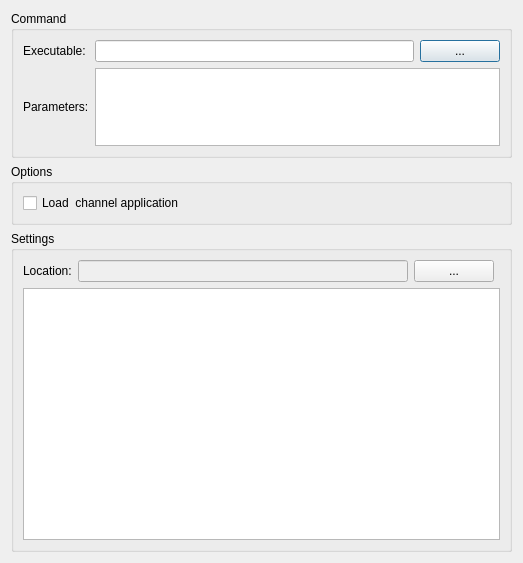
TeleMidia/ginga-2010-2015-gui, file desktopGUI/forms/qnplrunform.ui: the form before one commit.
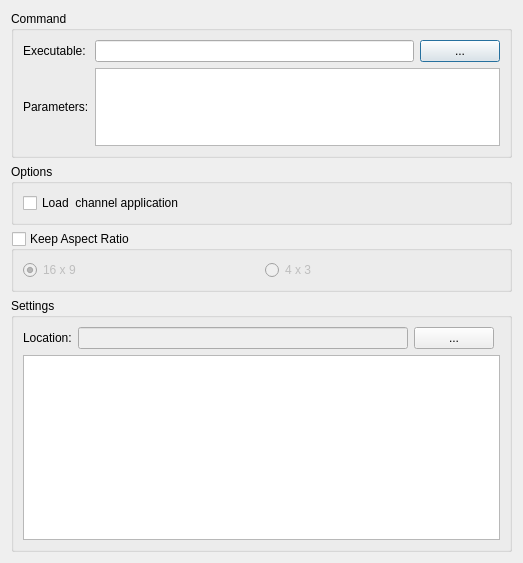
The form after the commit.

Commit message:
RunPlugin: add "keep aspect ratio" feature.
	modified:   ../desktopGUI/forms/qnplrunform.ui
	modified:   ../desktopGUI/include/util.h
	modified:   ../desktopGUI/src/qnplview.cpp
	modified:   ../desktopGUI/src/util.cpp
	modified:   include/runviewplugin.h
	modified:   src/configdialog.cpp
	modified:   src/runviewplugin.cpp

What changed in the file:
```diff
--- a/desktopGUI/forms/qnplrunform.ui
+++ b/desktopGUI/forms/qnplrunform.ui
@@ -92,9 +92,45 @@
      </property>
      <layout class="QHBoxLayout" name="horizontalLayout">
       <item>
-       <widget class="QCheckBox" name="checkBox">
+       <layout class="QVBoxLayout" name="verticalLayout_2">
+        <item>
+         <widget class="QCheckBox" name="checkBox">
+          <property name="text">
+           <string>Load  channel application</string>
+          </property>
+         </widget>
+        </item>
+       </layout>
+      </item>
+     </layout>
+    </widget>
+   </item>
+   <item>
+    <widget class="QGroupBox" name="aspectRatioGroupBox">
+     <property name="title">
+      <string>Keep Aspect Ratio</string>
+     </property>
+     <property name="checkable">
+      <bool>true</bool>
+     </property>
+     <property name="checked">
+      <bool>false</bool>
+     </property>
+     <layout class="QHBoxLayout" name="horizontalLayout_2">
+      <item>
+       <widget class="QRadioButton" name="wideRadioButton">
         <property name="text">
-         <string>Load  channel application</string>
+         <string>16 x 9</string>
+        </property>
+        <property name="checked">
+         <bool>true</bool>
+        </property>
+       </widget>
+      </item>
+      <item>
+       <widget class="QRadioButton" name="standardRadioButton">
+        <property name="text">
+         <string>4 x 3</string>
         </property>
        </widget>
       </item>
```
Left out of the diff: 6 changed lines with no effect on the pictures. The commit also changes 6 other files.
